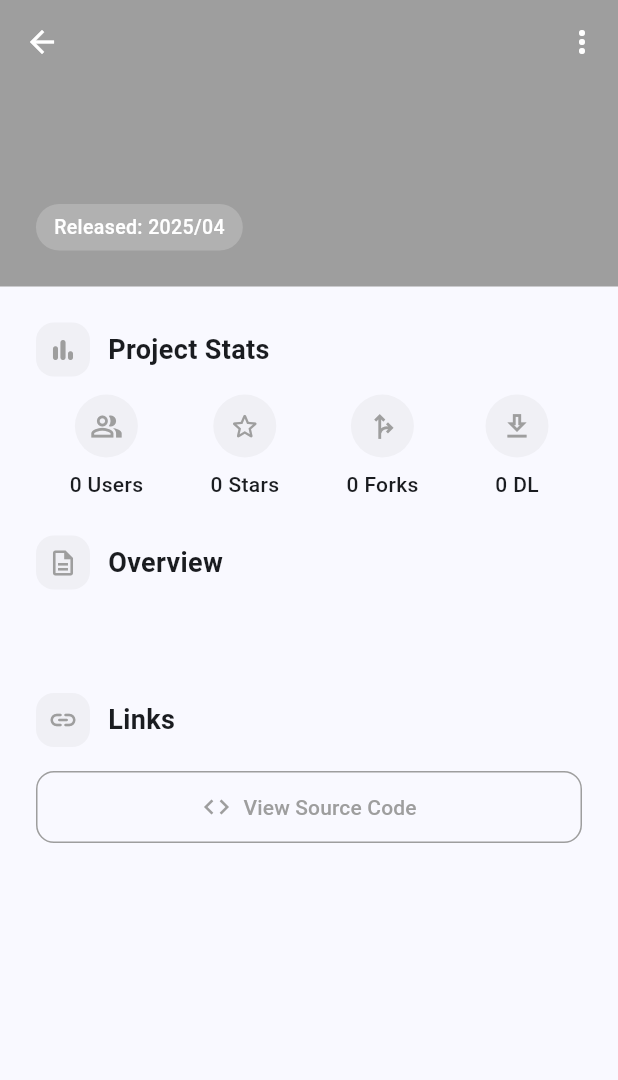
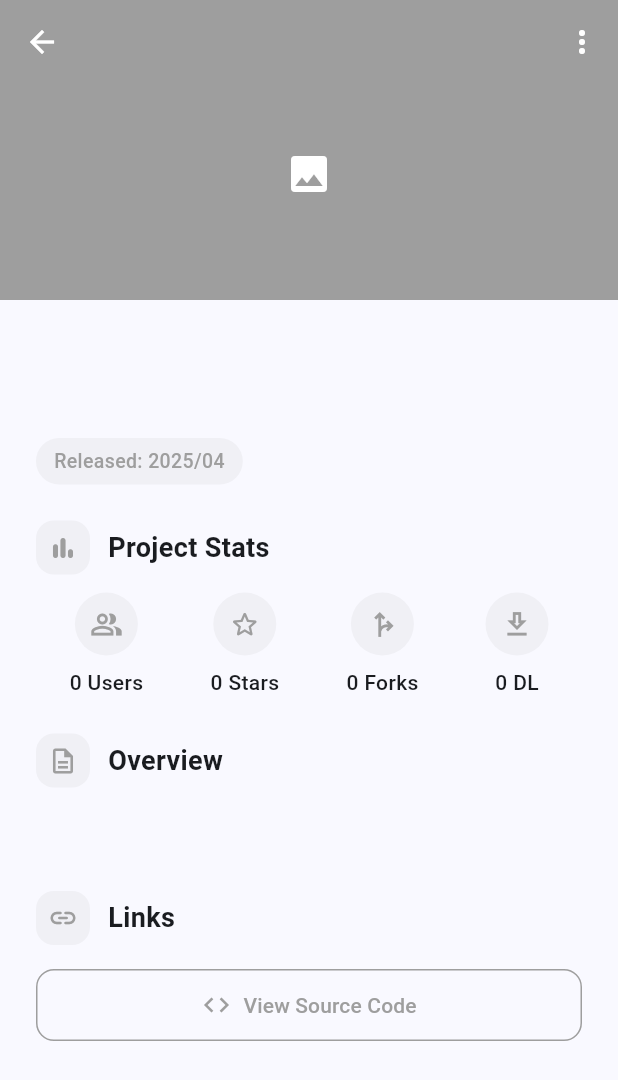
Before and after one commit to AfiqHaidar/maw, a Flutter app: the ProjectScreen screen opened directly with empty values, on a phone screen of 412 x 824 dp. Shown: the top 1080 px of the screen. Run offline on Flutter 3.47's test engine with Material 3 defaults, Android fonts, the light colour scheme and no system bars; our stand-ins replace audioplayers, cloud_firestore, firebase_auth, firebase_core, firebase_storage, flutter_colorpicker and 6 more; accounts and stored records are empty; project files that could hold a hidden picture were left out.

Commit message:
refactor: implement cache to project banner

```diff
--- a/lib/features/project/screens/project_screen.dart
+++ b/lib/features/project/screens/project_screen.dart
@@ -7,6 +7,7 @@ import 'package:mb/core/mappers/firestore_error_mapper.dart';
 import 'package:mb/data/entities/project_entity.dart';
 import 'package:mb/data/providers/project_provider.dart';
 import 'package:mb/features/portofolio/screens/portofolio_screen.dart';
+import 'package:mb/features/project/widgets/project_banner.dart';
 import 'package:mb/features/project/widgets/project_challenge_item.dart';
 import 'package:mb/features/project/widgets/project_enhancement_item.dart';
 import 'package:mb/features/project/widgets/project_feature_item.dart';
@@ -149,22 +150,28 @@ class _ProjectScreenState extends ConsumerState<ProjectScreen> {
         child: Column(
           crossAxisAlignment: CrossAxisAlignment.start,
           children: [
-            // Project banner
-            Container(
-              width: double.infinity,
-              color: themeColor,
-              padding: const EdgeInsets.fromLTRB(24, 0, 24, 24),
+            // Using the new ProjectBanner widget (logo only)
+            ProjectBanner(
+              backgroundColor: themeColor,
+              logoPath: widget.project.bannerImagePath,
+              projectId: widget.project.id,
+            ),
+
+            Padding(
+              padding: const EdgeInsets.symmetric(horizontal: 24),
               child: Column(
                 crossAxisAlignment: CrossAxisAlignment.start,
                 children: [
+                  const SizedBox(height: 16),
+
                   // Project title
                   Text(
                     widget.project.name,
-                    style: const TextStyle(
+                    style: TextStyle(
                       fontSize: 28,
                       fontWeight: FontWeight.w700,
                       height: 1.2,
-                      color: Colors.white,
+                      color: themeColor,
                     ),
                   ),
 
@@ -173,9 +180,9 @@ class _ProjectScreenState extends ConsumerState<ProjectScreen> {
                     const SizedBox(height: 8),
                     Text(
                       widget.project.shortDescription!,
-                      style: const TextStyle(
+                      style: TextStyle(
                         fontSize: 16,
-                        color: Colors.white,
+                        color: Colors.black87,
                         fontStyle: FontStyle.italic,
                       ),
                     ),
@@ -183,33 +190,25 @@ class _ProjectScreenState extends ConsumerState<ProjectScreen> {
 
                   // Release date
                   if (widget.project.releaseDate != null) ...[
-                    const SizedBox(height: 16),
+                    const SizedBox(height: 12),
                     Container(
                       padding: const EdgeInsets.symmetric(
                           horizontal: 12, vertical: 6),
                       decoration: BoxDecoration(
-                        color: Colors.white.withOpacity(0.2),
+                        color: themeColor.withOpacity(0.1),
                         borderRadius: BorderRadius.circular(16),
                       ),
                       child: Text(
                         'Released: ${widget.project.releaseDate!.year}/${widget.project.releaseDate!.month.toString().padLeft(2, '0')}',
-                        style: const TextStyle(
+                        style: TextStyle(
                           fontSize: 13,
                           fontWeight: FontWeight.w500,
-                          color: Colors.white,
+                          color: themeColor,
                         ),
                       ),
                     ),
                   ],
-                ],
-              ),
-            ),
 
-            Padding(
-              padding: const EdgeInsets.symmetric(horizontal: 24),
-              child: Column(
-                crossAxisAlignment: CrossAxisAlignment.start,
-                children: [
                   const SizedBox(height: 24),
 
                   // Image Carousel
--- /dev/null
+++ b/lib/features/project/widgets/project_banner.dart
@@ -0,0 +1,102 @@
+// lib/features/project/widgets/project_banner.dart
+import 'package:flutter/material.dart';
+import 'package:mb/widgets/cached_image_widget.dart';
+
+class ProjectBanner extends StatelessWidget {
+  final Color backgroundColor;
+  final String logoPath;
+  final String projectId;
+
+  const ProjectBanner({
+    Key? key,
+    required this.backgroundColor,
+    required this.logoPath,
+    required this.projectId,
+  }) : super(key: key);
+
+  @override
+  Widget build(BuildContext context) {
+    return Container(
+      width: double.infinity,
+      color: backgroundColor,
+      padding: const EdgeInsets.fromLTRB(24, 0, 24, 24),
+      child: Center(
+        child: logoPath.isNotEmpty
+            ? Container(
+                width: 120,
+                height: 120,
+                decoration: BoxDecoration(
+                  color: Colors.white.withOpacity(0),
+                  shape: BoxShape.circle,
+                ),
+                child: ClipOval(
+                  child: _buildLogoImage(),
+                ),
+              )
+            : Container(
+                width: 120,
+                height: 120,
+                decoration: BoxDecoration(
+                  color: Colors.white.withOpacity(0),
+                  shape: BoxShape.circle,
+                ),
+                child: const Icon(
+                  Icons.image,
+                  color: Colors.white,
+                  size: 32,
+                ),
+              ),
+      ),
+    );
+  }
+
+  Widget _buildLogoImage() {
+    if (logoPath.isEmpty) {
+      return const SizedBox();
+    }
+
+    if (logoPath.startsWith('assets/')) {
+      // Asset image
+      return Image.asset(
+        logoPath,
+        fit: BoxFit.cover,
+        width: 100,
+        height: 100,
+      );
+    } else if (!logoPath.startsWith('http')) {
+      // Local file path (should not happen in view mode, but just in case)
+      return const Icon(
+        Icons.image,
+        color: Colors.white,
+        size: 40,
+      );
+    } else {
+      // Remote URL - use cached image
+      return CachedImageWidget(
+        imageUrl: logoPath,
+        projectId: projectId,
+        imageType: 'logo',
+        width: 100,
+        height: 100,
+        fit: BoxFit.cover,
+        placeholder: Container(
+          color: Colors.white.withOpacity(0.1),
+          child: const Center(
+            child: CircularProgressIndicator(
+              strokeWidth: 2,
+              valueColor: AlwaysStoppedAnimation<Color>(Colors.white),
+            ),
+          ),
+        ),
+        errorWidget: Container(
+          color: Colors.white.withOpacity(0.1),
+          child: const Icon(
+            Icons.image_not_supported,
+            color: Colors.white,
+            size: 32,
+          ),
+        ),
+      );
+    }
+  }
+}
```
Also changed, not shown: lib/features/upsert_project/widgets/upsert_project_banner.dart (+13 -17 lines).
